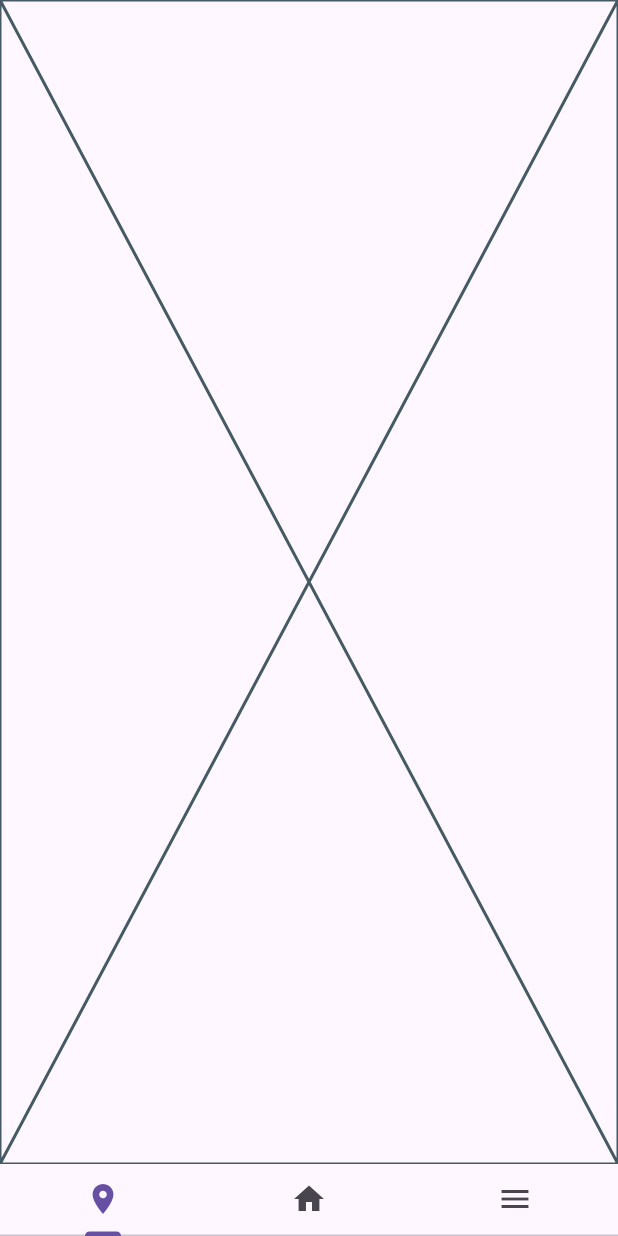
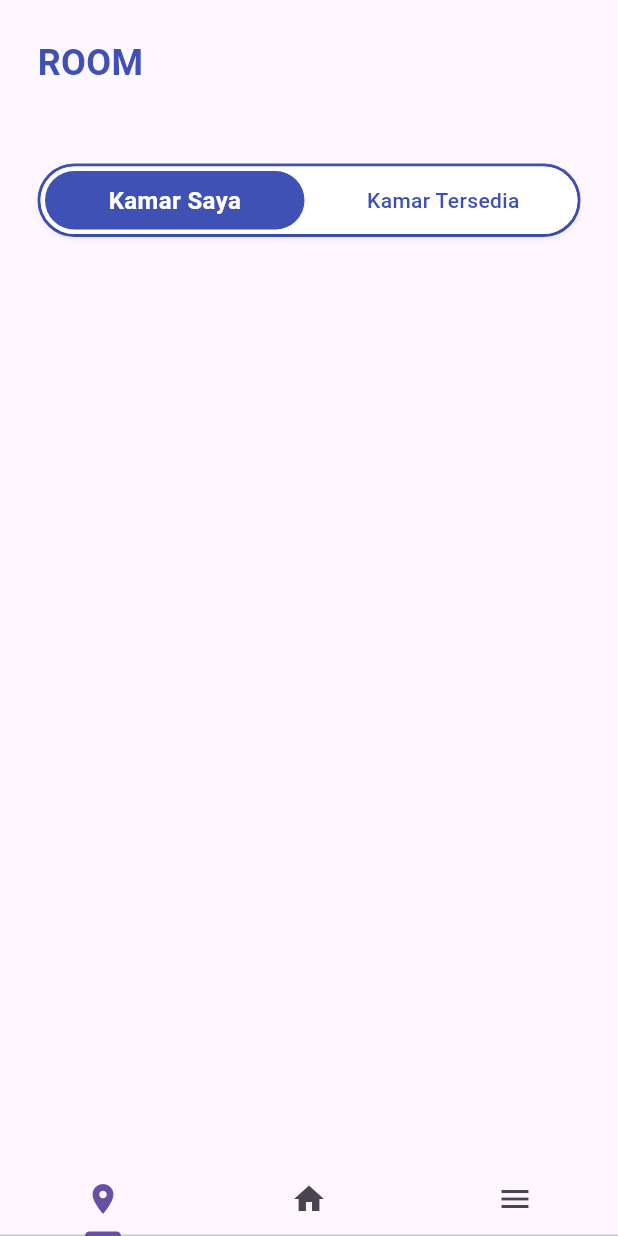
Before and after one commit to ag-ahmadghani/kontrakanku_flutter, a Flutter app: the screen it shows after launch, on a phone screen of 412 x 824 dp. Run offline on Flutter 3.47's test engine with Material 3 defaults, Android fonts, the phone set to English and light mode, and no system bars; drawn by our look-alikes of flutter_toggle_tab.

Commit message:
updated home page + room page

```diff
--- a/lib/room.dart
+++ b/lib/room.dart
@@ -1,10 +1,86 @@
 import 'package:flutter/material.dart';
+import 'package:flutter_toggle_tab/flutter_toggle_tab.dart';
+
+/// Flutter code sample for [CarouselView].
 
 class Room extends StatelessWidget {
   const Room({super.key});
 
   @override
   Widget build(BuildContext context) {
-    return const Placeholder();
+    return Container(
+      padding: EdgeInsets.all(25.0),
+      child: ListView(
+        children: [
+          Text(
+            "ROOM",
+            style: TextStyle(
+              fontSize: 24.0,
+              fontWeight: FontWeight.bold,
+              color: Colors.indigo,
+            ),
+          ),
+          SizedBox(height: 50.0),
+          Toggle(),
+          SizedBox(height: 50.0),
+        ],
+      ),
+    );
   }
 }
+
+class Toggle extends StatefulWidget {
+  const Toggle({super.key});
+
+  @override
+  State<Toggle> createState() => _ToggleState();
+}
+
+class _ToggleState extends State<Toggle> {
+
+  int _tabTextIndexSelected = 0;
+
+  List<DataTab> get _listTextTabToggle => [
+        DataTab(title: "Kamar Saya"),
+        DataTab(title: "Kamar Tersedia"),
+      ];
+
+  @override
+  Widget build(BuildContext context) {
+    return Container(
+      decoration: BoxDecoration(
+        color: Colors.white, // latar belakang putih
+        borderRadius: BorderRadius.circular(30),
+        border: Border.all(
+          color: Colors.indigo, // garis luar seluruh toggle
+          width: 2,
+        ),
+      ),
+      child: FlutterToggleTab(
+        width: 90,
+        borderRadius: 30,
+        height: 45,
+        selectedIndex: _tabTextIndexSelected,
+        selectedBackgroundColors: [Colors.indigo],
+        unSelectedBackgroundColors: [Colors.white],
+        selectedTextStyle: TextStyle(
+          color: Colors.white,
+          fontSize: 16,
+          fontWeight: FontWeight.bold,
+        ),
+        unSelectedTextStyle: TextStyle(
+          color: Colors.indigo,
+          fontSize: 14,
+          fontWeight: FontWeight.w500,
+        ),
+        dataTabs: _listTextTabToggle,
+        selectedLabelIndex: (index) {
+          setState(() {
+            _tabTextIndexSelected = index;
+          });
+        },
+        marginSelected: EdgeInsets.all(3), // spasi dalam border
+      ),
+    );
+  }
+}
--- a/pubspec.yaml
+++ b/pubspec.yaml
@@ -36,6 +36,7 @@ dependencies:
   # The following adds the Cupertino Icons font to your application.
   # Use with the CupertinoIcons class for iOS style icons.
   cupertino_icons: ^1.0.8
+  flutter_toggle_tab: ^1.5.1
 
 dev_dependencies:
   flutter_test:
```
Also changed, not shown: lib/home.dart (+72 -27 lines), pubspec.lock.
